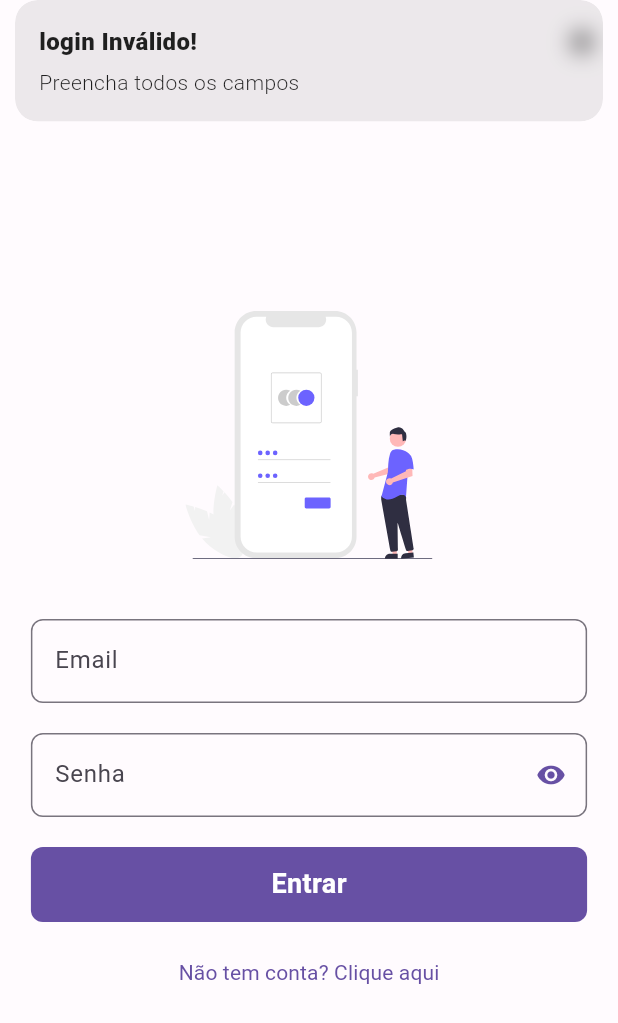
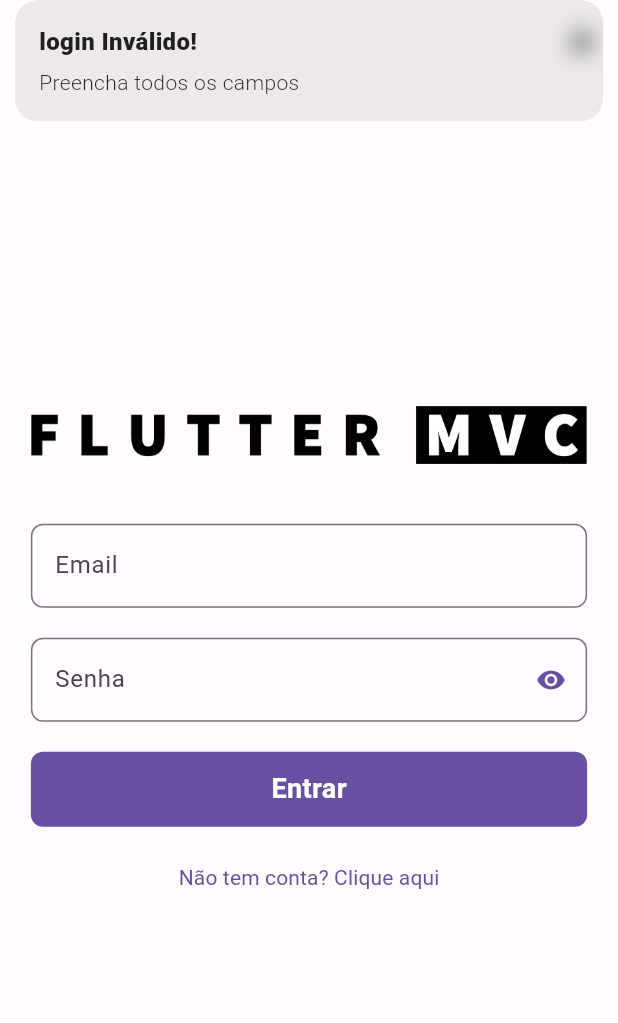
Before and after one commit to Gubiar/flutter_mvc, a Flutter app: the screen it shows after launch, after a tap on "Entrar", on a phone screen of 412 x 824 dp. Shown: the top 1023 px of the screen. Run offline on Flutter 3.47's test engine with Material 2 defaults, Android fonts, the phone set to English and light mode, and no system bars; our stand-ins replace flutter_svg, get, shared_preferences; statements that could not run were skipped.

```diff
--- a/lib/view/PageLogin.dart
+++ b/lib/view/PageLogin.dart
@@ -46,9 +46,9 @@ class PageLogin extends StatelessWidget {
                     mainAxisSize: MainAxisSize.max,
                     crossAxisAlignment: CrossAxisAlignment.center,
                     children: <Widget>[
-                      SvgPicture.asset(
-                        'assets/images/account.svg',
-                        width: Get.width * 0.4,
+                      Image.asset(
+                        themeController.isDarkMode.value ? 'assets/images/Flutter-MVC-logos_transparent.png' : 'assets/images/Flutter-MVC-logos_black.png',
+                        width: Get.width * 0.9,
                         fit: BoxFit.contain,
                       ),
                       const SizedBox(
--- a/lib/view/PageSplash.dart
+++ b/lib/view/PageSplash.dart
@@ -11,7 +11,7 @@ class PageSplash extends StatefulWidget {
 }
 
 class _PageSplashState extends State<PageSplash> {
-
+  final ThemeController themeController = Get.find();
   @override
   void initState() {
     super.initState();
@@ -30,10 +30,10 @@ class _PageSplashState extends State<PageSplash> {
       height: Get.height,
       color: Get.theme.colorScheme.primary,
       alignment: Alignment.center,
-      child: Icon(
-        Icons.home_rounded,
-        color: Get.theme.colorScheme.onPrimary,
-        size: 100,
+      child: Image.asset(
+        themeController.isDarkMode.value ? 'assets/images/Flutter-MVC-logos_transparent.png' : 'assets/images/Flutter-MVC-logos_black.png',
+        width: Get.width * 0.75,
+        fit: BoxFit.contain,
       ),
     );
   }
--- a/pubspec.yaml
+++ b/pubspec.yaml
@@ -14,6 +14,8 @@ dependencies:
   http: ^1.1.0
   shared_preferences: ^2.1.0
   flutter_svg: ^2.0.5
+  flex_color_scheme: ^7.2.0
+  intl: ^0.18.1
 
 dev_dependencies:
   flutter_test:
```
Also changed, not shown: lib/controller/ToDoListController.dart (+14 -6 lines), lib/view/PageHome.dart (+57 -7 lines), assets/images/Flutter-MVC-logos_black.png (added), assets/images/Flutter-MVC-logos_transparent.png (added), 1 other file.
